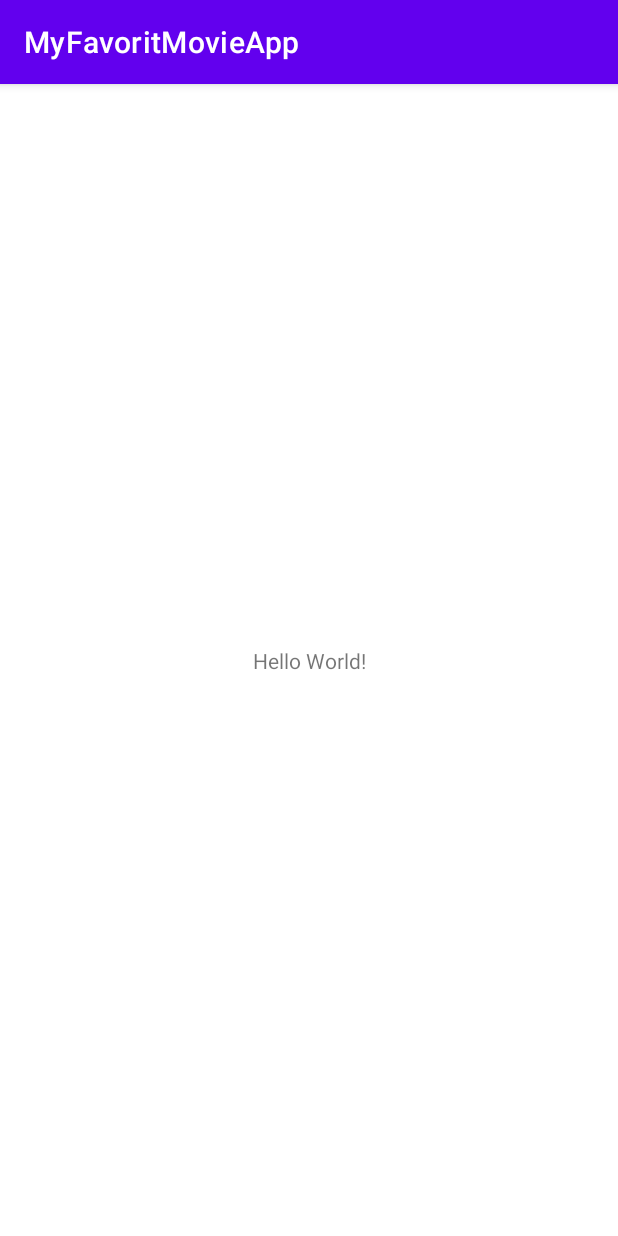
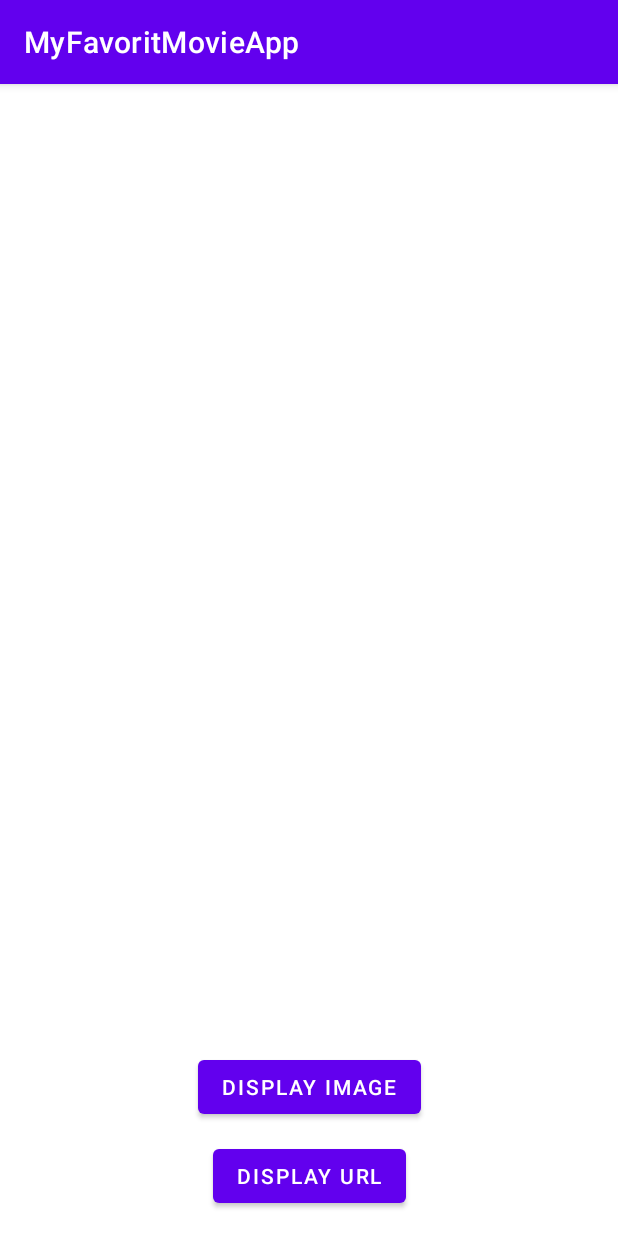
Before and after one commit to Foxxx48/MyFavoritMovieApp, an Android app: the screen it shows after launch (MainActivity), on a phone screen of 412 x 824 dp. Run offline under Robolectric (Android 15) with nearby library versions, the phone set to English and light mode, and no system bars; 3 statements that could not run were skipped.

Commit message:
Added JsonUtils, permissions for internet, layouts

```diff
--- a/app/src/main/java/com/fox/myfavoritmovieapp/MainActivity.kt
+++ /dev/null
@@ -1,31 +0,0 @@
-package com.fox.myfavoritmovieapp
-
-import androidx.appcompat.app.AppCompatActivity
-import android.os.Bundle
-import android.util.Log
-import com.fox.myfavoritmovieapp.databinding.ActivityMainBinding
-import com.fox.myfavoritmovieapp.utils.NetworkUtils
-
-class MainActivity : AppCompatActivity() {
-    private var _binding: ActivityMainBinding? = null
-    private val binding
-        get() = _binding ?: throw RuntimeException("ActivityMainBinding = null")
-    override fun onCreate(savedInstanceState: Bundle?) {
-        super.onCreate(savedInstanceState)
-        setContentView(R.layout.activity_main)
-        myLog(NetworkUtils.buildURL(5))
-    }
-
-    override fun onDestroy() {
-        super.onDestroy()
-        _binding = null
-    }
-
-    fun myLog(message: Any?) {
-        Log.d(TAG, "Main Activity: $message")
-    }
-
-    companion object {
-        const val TAG = "myApp"
-    }
-}
--- /dev/null
+++ b/app/src/main/java/com/fox/myfavoritmovieapp/presentation/MainActivity.kt
@@ -0,0 +1,52 @@
+package com.fox.myfavoritmovieapp.presentation
+
+import android.os.Bundle
+import android.util.Log
+import androidx.appcompat.app.AppCompatActivity
+import androidx.lifecycle.lifecycleScope
+import com.fox.myfavoritmovieapp.databinding.ActivityMainBinding
+
+import com.fox.myfavoritmovieapp.utils.NetworkUtils
+import kotlinx.coroutines.Dispatchers
+import kotlinx.coroutines.launch
+import java.net.HttpURLConnection
+import java.net.URL
+
+class MainActivity : AppCompatActivity() {
+
+    private var _binding: ActivityMainBinding? = null
+    private val binding
+        get() = _binding ?: throw RuntimeException("ActivityMainBinding = null")
+
+    override fun onCreate(savedInstanceState: Bundle?) {
+        super.onCreate(savedInstanceState)
+        _binding = ActivityMainBinding.inflate(layoutInflater)
+        setContentView(binding.root)
+
+        myLog(NetworkUtils.buildURL(5))
+        val url = NetworkUtils.buildURL(5).toString()
+        myLog(url)
+
+        binding.btnDisplay.setOnClickListener {
+            lifecycleScope.launch(Dispatchers.IO) {
+                val connection = URL(url).openConnection() as HttpURLConnection
+                val data = connection.inputStream.bufferedReader().readText()
+                val intent = DisplayUrlActivity.newIntent(this@MainActivity, data)
+                startActivity(intent)
+            }
+        }
+    }
+
+    override fun onDestroy() {
+        super.onDestroy()
+        _binding = null
+    }
+
+    fun myLog(message: Any?) {
+        Log.d(TAG, "Main Activity: $message")
+    }
+
+    companion object {
+        const val TAG = "myApp"
+    }
+}
--- a/app/src/main/res/layout/activity_main.xml
+++ b/app/src/main/res/layout/activity_main.xml
@@ -4,15 +4,76 @@
     xmlns:tools="http://schemas.android.com/tools"
     android:layout_width="match_parent"
     android:layout_height="match_parent"
-    tools:context=".MainActivity">
+    tools:context=".presentation.MainActivity">
 
-    <TextView
+    <androidx.constraintlayout.widget.Guideline
+        android:id="@+id/gl_top"
         android:layout_width="wrap_content"
         android:layout_height="wrap_content"
-        android:text="Hello World!"
-        app:layout_constraintBottom_toBottomOf="parent"
-        app:layout_constraintEnd_toEndOf="parent"
-        app:layout_constraintStart_toStartOf="parent"
+        android:layout_marginTop="16dp"
+        android:orientation="horizontal"
+        app:layout_constraintGuide_begin="16dp"
         app:layout_constraintTop_toTopOf="parent" />
 
+    <androidx.constraintlayout.widget.Guideline
+        android:id="@+id/gl_bottom"
+        android:layout_width="wrap_content"
+        android:layout_height="wrap_content"
+        android:layout_marginBottom="16dp"
+        android:orientation="horizontal"
+        app:layout_constraintBottom_toBottomOf="parent"
+        app:layout_constraintGuide_end="16dp" />
+
+    <androidx.constraintlayout.widget.Guideline
+        android:id="@+id/gl_start"
+        android:layout_width="wrap_content"
+        android:layout_height="wrap_content"
+        android:orientation="vertical"
+        app:layout_constraintGuide_begin="16dp"
+        app:layout_constraintStart_toStartOf="parent" />
+
+    <androidx.constraintlayout.widget.Guideline
+        android:id="@+id/gl_end"
+        android:layout_width="wrap_content"
+        android:layout_height="wrap_content"
+        android:orientation="vertical"
+        app:layout_constraintEnd_toEndOf="parent"
+        app:layout_constraintGuide_end="16dp" />
+
+    <Button
+        android:id="@+id/btn_display"
+        android:layout_width="wrap_content"
+        android:layout_height="wrap_content"
+        android:text="Display Url"
+        app:layout_constraintBottom_toTopOf="@+id/gl_bottom"
+        app:layout_constraintEnd_toStartOf="@+id/gl_end"
+        app:layout_constraintStart_toStartOf="@+id/gl_start" />
+
+    <Button
+        android:id="@+id/btn_image"
+        android:layout_width="wrap_content"
+        android:layout_height="wrap_content"
+        android:text="Display Image"
+        app:layout_constraintBottom_toTopOf="@+id/btn_display"
+        app:layout_constraintEnd_toStartOf="@+id/gl_end"
+        app:layout_constraintStart_toStartOf="@+id/gl_start"
+        app:layout_constraintTop_toTopOf="@+id/guideline2" />
+
+    <androidx.constraintlayout.widget.Guideline
+        android:id="@+id/guideline2"
+        android:layout_width="wrap_content"
+        android:layout_height="wrap_content"
+        android:orientation="horizontal"
+        app:layout_constraintGuide_end="135dp" />
+
+    <ImageView
+        android:id="@+id/imageView"
+        android:layout_width="0dp"
+        android:layout_height="0dp"
+        app:layout_constraintBottom_toTopOf="@+id/guideline2"
+        app:layout_constraintEnd_toStartOf="@+id/gl_end"
+        app:layout_constraintStart_toStartOf="@+id/gl_start"
+        app:layout_constraintTop_toTopOf="@+id/gl_top"
+        tools:srcCompat="@tools:sample/avatars" />
+
 </androidx.constraintlayout.widget.ConstraintLayout>
```
Also changed, not shown: app/src/main/AndroidManifest.xml (+9 -1 lines), app/src/main/java/com/fox/myfavoritmovieapp/presentation/DisplayUrlActivity.kt (added, +37 -0 lines), app/src/main/java/com/fox/myfavoritmovieapp/utils/JsonUtils.kt (added, +46 -0 lines), app/src/main/res/layout/activity_display_url.xml (added, +31 -0 lines).
